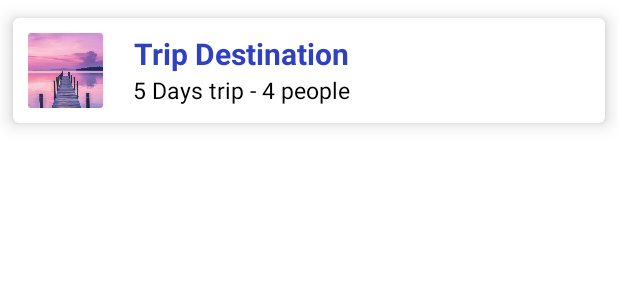
After one commit to Ruturajchavda/NomadNest, an Android app: the layout layout_calendar_event_view.xml on its own in the app's theme, with its tools: preview values and no code run, on a phone screen of 412 x 824 dp. The commit adds this screen. Shown: the top 300 px of the screen. Run offline under Robolectric (Android 15) with nearby library versions, the phone set to English and light mode, and no system bars.

Commit message:
Calendar fragment

```diff
--- a/app/build.gradle
+++ b/app/build.gradle
@@ -40,4 +40,5 @@ dependencies {
     androidTestImplementation 'androidx.test.ext:junit:1.1.5'
     androidTestImplementation 'androidx.test.espresso:espresso-core:3.5.1'
     implementation 'com.google.code.gson:gson:2.8.9'
+    implementation 'com.github.shrikanth7698:Collapsible-Calendar-View-Android:v1.0.3'
 }
--- /dev/null
+++ b/app/src/main/res/layout/layout_calendar_event_view.xml
@@ -0,0 +1,72 @@
+<?xml version="1.0" encoding="utf-8"?>
+<androidx.cardview.widget.CardView xmlns:android="http://schemas.android.com/apk/res/android"
+    xmlns:card_view="http://schemas.android.com/apk/res-auto"
+    android:layout_width="match_parent"
+    android:layout_height="wrap_content"
+    xmlns:app="http://schemas.android.com/tools"
+    card_view:cardUseCompatPadding="true"
+    card_view:cardElevation="7dp"
+    card_view:cardCornerRadius="4dp"
+    app:ignore="NamespaceTypo">
+
+    <LinearLayout
+        android:layout_width="match_parent"
+        android:layout_height="wrap_content"
+        android:padding="@dimen/medium_margin"
+        android:orientation="horizontal">
+
+        <androidx.cardview.widget.CardView
+            android:layout_width="50dp"
+            android:layout_height="50dp"
+            app:cardCornerRadius="50dp"
+            android:layout_gravity="left"
+            app:cardBackgroundColor="@color/white">
+
+            <androidx.cardview.widget.CardView
+                android:layout_width="50dp"
+                android:layout_height="50dp"
+                app:cardCornerRadius="50dp"
+                android:layout_gravity="center">
+
+                <ImageView
+                    android:id="@+id/ivTripImage"
+                    android:layout_width="50dp"
+                    android:layout_height="50dp"
+                    android:src="@drawable/travel_1"
+                    android:scaleType="centerCrop"/>
+
+            </androidx.cardview.widget.CardView>
+
+        </androidx.cardview.widget.CardView>
+
+        <LinearLayout
+            android:layout_width="match_parent"
+            android:layout_height="wrap_content"
+            android:layout_marginStart="@dimen/large_margin"
+            android:orientation="vertical">
+
+        <TextView
+            android:id="@+id/tvTripDestination"
+            android:layout_width="wrap_content"
+            android:layout_height="wrap_content"
+            android:gravity="center"
+            android:text="@string/trip"
+            android:textColor="@color/color_primary"
+            android:textSize="@dimen/large_font"
+            android:textStyle="bold" />
+
+            <TextView
+                android:id="@+id/tvTripDescription"
+                android:layout_width="wrap_content"
+                android:layout_height="wrap_content"
+                android:gravity="center"
+                android:text="@string/trip_description"
+                android:textColor="@color/black"
+                android:textSize="@dimen/medium_font" />
+
+        </LinearLayout>
+
+
+    </LinearLayout>
+
+</androidx.cardview.widget.CardView>
--- a/app/src/main/res/values/strings.xml
+++ b/app/src/main/res/values/strings.xml
@@ -60,6 +60,8 @@
     <string name="open_camera_question">Are you sure you want to open the camera?</string>
     <string name="user_details">user_details</string>
     <string name="update">Update</string>
+    <string name="trip">Trip Destination</string>
+    <string name="trip_description">5 Days trip - 4 people</string>
 
 
 </resources>
```
Also changed, not shown: app/src/main/java/com/example/nomadnest/adapter/CalendarEventAdapter.java (added, +68 -0 lines), app/src/main/java/com/example/nomadnest/fragment/CalenderFragment.java (+85 -7 lines), app/src/main/java/com/example/nomadnest/model/Trip.java (added, +37 -0 lines), app/src/main/res/drawable/selected_date_background.xml (added, +9 -0 lines), app/src/main/res/drawable/today_date_background.xml (added, +10 -0 lines), app/src/main/res/layout/calendar_day_layout.xml (added, +15 -0 lines), app/src/main/res/layout/fragment_calender.xml (+33 -4 lines).
